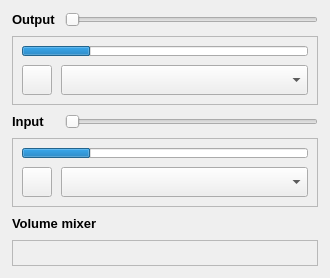
The window that Panel/Panel.ui (rampageX/QuickSoundSwitcher) describes before a commit, drawn with Qt 5.
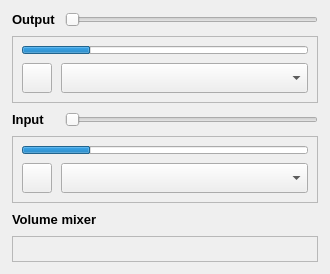
The same window after the commit.

Commit message: progressBar changes, soundOverlay fixed label size, centered volumeLabel

The edit to the form file:
```diff
--- a/Panel/Panel.ui
+++ b/Panel/Panel.ui
@@ -7,7 +7,7 @@
     <x>0</x>
     <y>0</y>
     <width>330</width>
-    <height>278</height>
+    <height>274</height>
    </rect>
   </property>
   <property name="windowTitle">
@@ -166,7 +166,7 @@
            <property name="maximumSize">
             <size>
              <width>16777215</width>
-             <height>10</height>
+             <height>8</height>
             </size>
            </property>
            <property name="maximum">
@@ -281,7 +281,7 @@
            <property name="maximumSize">
             <size>
              <width>16777215</width>
-             <height>10</height>
+             <height>8</height>
             </size>
            </property>
            <property name="maximum">
```
The commit also changes 1 other file.
